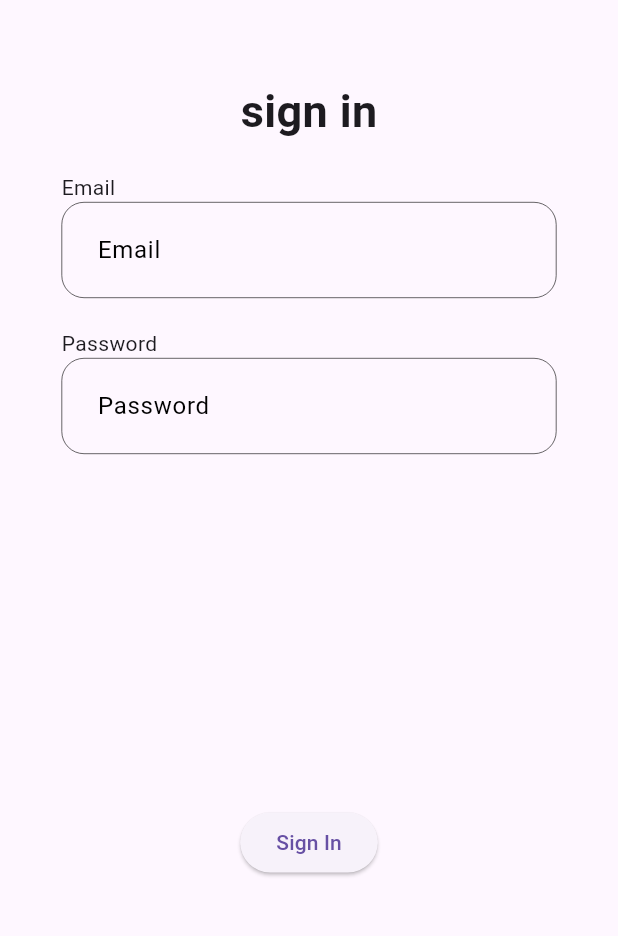
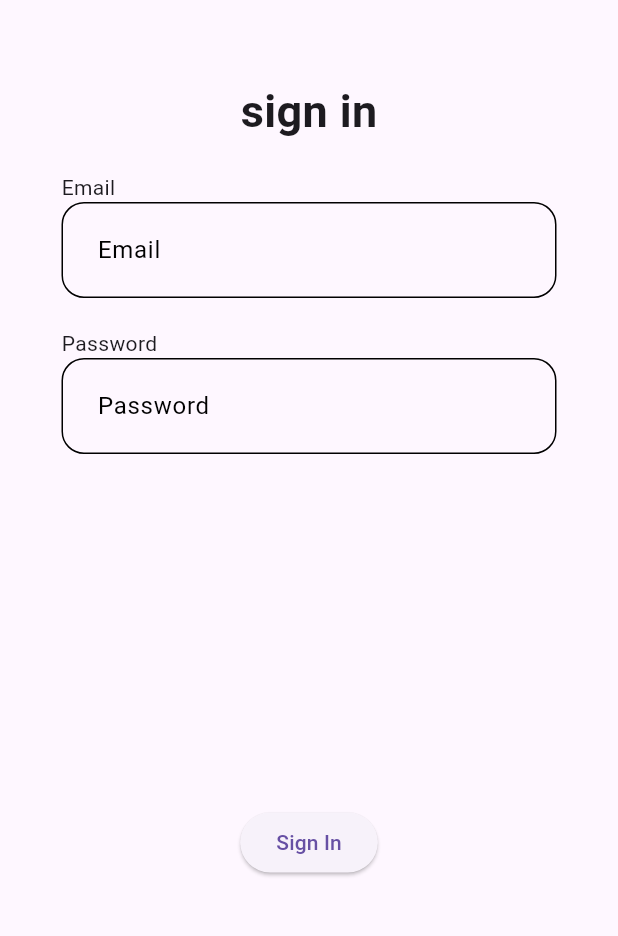
Before and after one commit to ridwan1178/rupali_bank_demo, a Flutter app: the screen it shows after launch, after a tap on "Skip", after a tap on "sign in", on a phone screen of 412 x 824 dp, the part 254-1190 px from its top. Run offline on Flutter 3.47's test engine with Material 3 defaults, Android fonts, the phone set to English and light mode, and no system bars; our stand-ins replace dots_indicator, flutter_easyloading, go_router; generated files the repository leaves out were written again.

Commit message:
made input input_decoration_theme global

```diff
--- a/lib/signin/input_decoration_theme.dart
+++ b/lib/core/configs/app_global_themes/app_input_decoration_theme.dart
@@ -1,14 +1,11 @@
+
+
 import 'package:flutter/material.dart';
 
-class InputDecorationThemeSignin extends InputDecoration {
-  @override
-  final String hintText;
+class AppInputDecorationTheme{
 
-  const InputDecorationThemeSignin({required this.hintText});
-
-  InputDecoration inputDecoration() {
-    return InputDecoration(
-        hintText: hintText,
+  InputDecorationTheme inputDecorationTheme = InputDecorationTheme(
+        //hintText: hintText,
         filled: true,
         fillColor: Colors.transparent,
         contentPadding: const EdgeInsets.all(20),
@@ -26,7 +23,6 @@ class InputDecorationThemeSignin extends InputDecoration {
             borderRadius: BorderRadius.circular(15),
             borderSide: const BorderSide(
               color: Colors.black,
-              width: 0.4,
+              width: 1,
             )));
-  }
 }
--- a/lib/core/configs/app_theme.dart
+++ b/lib/core/configs/app_theme.dart
@@ -1,5 +1,6 @@
 import 'package:flutter/material.dart';
 import 'package:rupali_bank_demo/core/configs/app_colors.dart';
+import 'package:rupali_bank_demo/core/configs/app_global_themes/app_input_decoration_theme.dart';
 import 'package:rupali_bank_demo/core/configs/app_global_themes/app_navbar_theme.dart';
 import 'package:rupali_bank_demo/core/configs/app_global_themes/app_text_button_theme.dart';
 
@@ -7,8 +8,10 @@ class AppTheme {
   static final lightTheme = ThemeData(
     brightness: Brightness.light,
     bottomNavigationBarTheme: AppNavbarTheme().botnavbarTheme,
+    inputDecorationTheme: AppInputDecorationTheme().inputDecorationTheme,
     textButtonTheme: AppTextButtonTheme().textButton,
     primaryColor: AppColors.primary,
     scaffoldBackgroundColor: AppColors.background,
+
   );
 }
--- a/lib/signin/signin_page.dart
+++ b/lib/signin/signin_page.dart
@@ -1,10 +1,9 @@
 import 'package:flutter/material.dart';
 import 'package:flutter_gen/gen_l10n/app_localizations.dart';
+import 'package:rupali_bank_demo/core/configs/app_global_themes/app_input_decoration_theme.dart';
 import 'package:rupali_bank_demo/core/configs/app_images.dart';
 import 'package:rupali_bank_demo/homepage/presentation/homepage.dart';
 import 'package:rupali_bank_demo/providers/app_lang_provider.dart';
-
-import 'package:rupali_bank_demo/signin/input_decoration_theme.dart';
 import 'package:provider/provider.dart';
 import 'package:go_router/go_router.dart';
 
@@ -21,6 +20,7 @@ class SigninPage extends StatelessWidget {
   Widget build(BuildContext context) {
     return Theme(
       data: ThemeData(
+        //inputDecorationTheme: InputDecorationThemeSignin().inputDecoration(),
         textButtonTheme:const  TextButtonThemeData(style:
            ButtonStyle(padding:  WidgetStatePropertyAll<EdgeInsetsGeometry>(
                   EdgeInsets.zero),
@@ -108,18 +108,20 @@ class SigninPage extends StatelessWidget {
   Widget _emailField(context) {
     return TextField(
       controller: _email,
-      decoration: InputDecorationThemeSignin(
-              hintText: AppLocalizations.of(context)!.email)
-          .inputDecoration(),
+      decoration: InputDecoration(hintText: AppLocalizations.of(context)!.email).applyDefaults(AppInputDecorationTheme().inputDecorationTheme)
+      //  InputDecorationThemeSignin(
+      //         hintText: AppLocalizations.of(context)!.email)
+      //     .inputDecoration(),
     );
   }
 
   Widget _passField(context) {
     return TextField(
       controller: _pass,
-      decoration: InputDecorationThemeSignin(
-              hintText: AppLocalizations.of(context)!.pass)
-          .inputDecoration(),
+      decoration: InputDecoration(hintText: AppLocalizations.of(context)!.pass).applyDefaults(AppInputDecorationTheme().inputDecorationTheme)
+      // InputDecorationThemeSignin(
+      //         hintText: AppLocalizations.of(context)!.pass)
+      //     .inputDecoration(),
     );
   }
 
```
